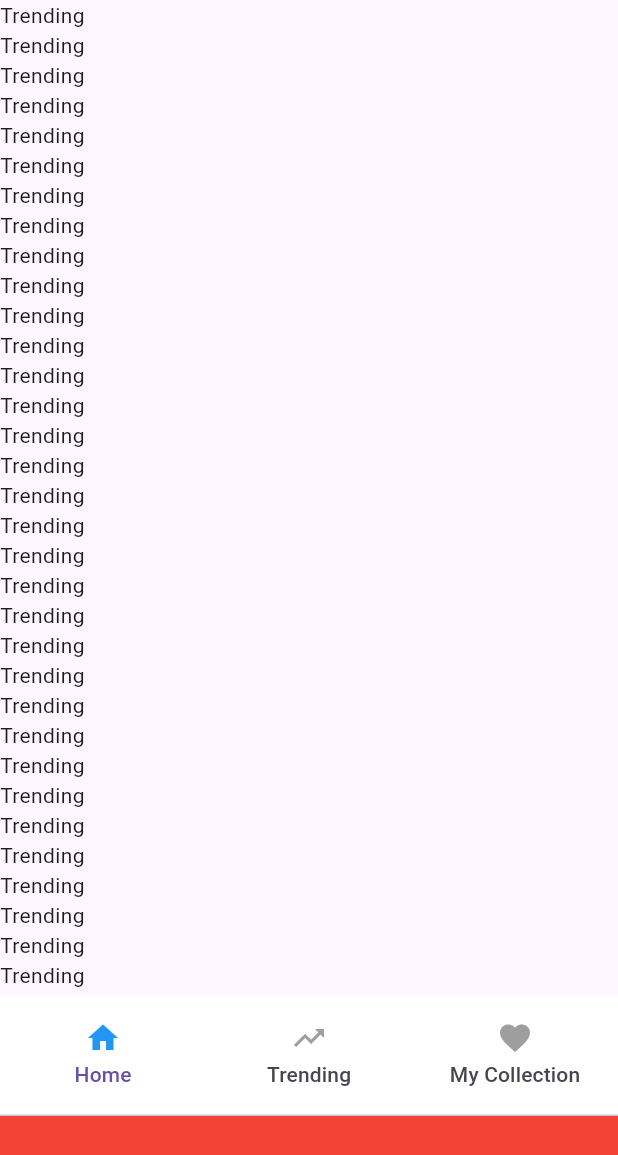
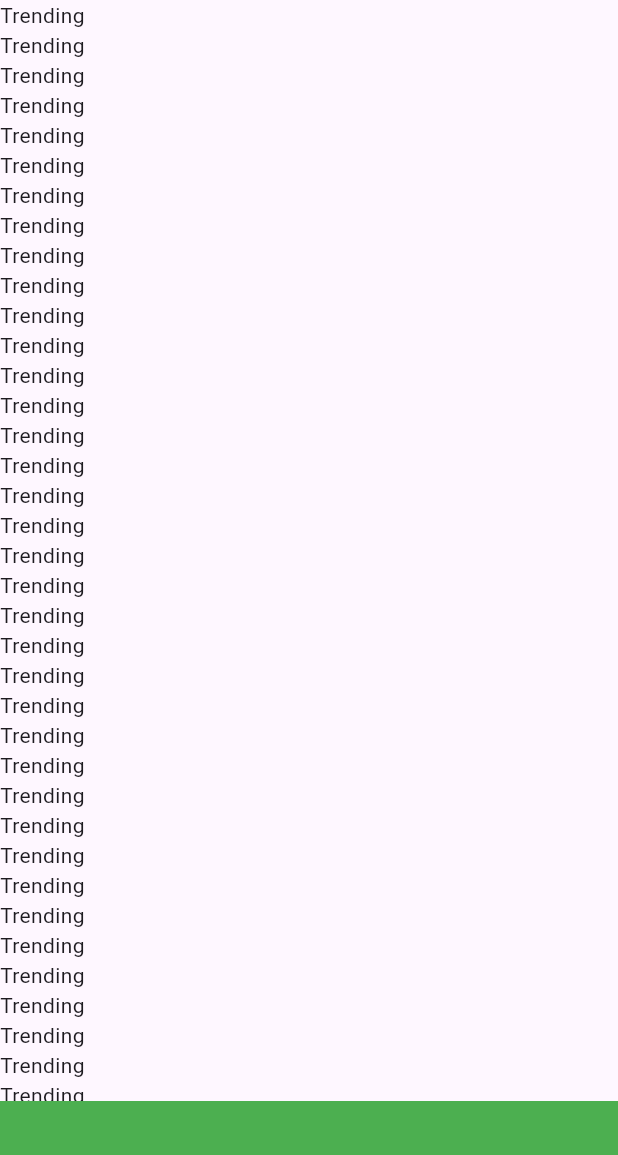
Before and after one commit to Hnonstoph00/flutter1, a Flutter app: the screen it shows after launch, on a phone screen of 412 x 824 dp. Shown: the top 1155 px of the screen. Run offline on Flutter 3.47's test engine with Material 3 defaults, Android fonts, the phone set to English and light mode, and no system bars.

```diff
--- a/lib/Screen/Home/Item/home_item.dart
+++ b/lib/Screen/Home/Item/home_item.dart
@@ -21,17 +21,5 @@ class _TrendingItemTileState extends State<TrendingItemTile> {
   }
 
   @override
-  Widget build(BuildContext context) {
-    return Text(widget.item.name);
-
-    return ListTile(
-      title: Text(widget.item.name),
-      subtitle: Text(
-        _isDetailed
-          ? 'Created by: ${widget.item.createUser}, Hearts: ${widget.item.heartCount}'
-          : 'Tap for more details',
-      ),
-      onTap: _toggleDetail,
-    );
-  }
+  Widget build(BuildContext context) => Text(widget.item.name);
 }
--- a/lib/Screen/Home/home_view.dart
+++ b/lib/Screen/Home/home_view.dart
@@ -2,6 +2,7 @@ import 'package:flutter/material.dart';
 import 'package:flutter_application_1/Model/TrendingModel/trending_model.dart';
 import 'package:flutter_application_1/Screen/Home/Item/home_item.dart';
 import 'package:flutter_application_1/Screen/MyCollection/my_collection_view.dart';
+import 'package:flutter_application_1/Screen/Setting/setting_view.dart';
 import 'package:flutter_application_1/Service/WebService.dart';
 
 class HomeView extends StatefulWidget {
@@ -51,10 +52,10 @@ class _HomeViewState extends State<HomeView> with AutomaticKeepAliveClientMixin
                     Navigator.push(
                       context,
                       MaterialPageRoute(
-                        builder: (context) => const MyCollectionView(),
+                        builder: (context) => SettingView(),
                       ),
                     );
-                    print("LOG + huy ha");
+                    print("LOG + Setting");
                   },
                   child: TrendingItemTile(item: trendingList[index]),
                 );
--- a/lib/Screen/MyCollection/my_collection_view.dart
+++ b/lib/Screen/MyCollection/my_collection_view.dart
@@ -21,6 +21,8 @@ class MyCollectionView extends StatelessWidget {
                     },
                     child: const Text("Back"))
               ],
-            )));
+            )
+            )
+            );
   }
 }
--- a/lib/main.dart
+++ b/lib/main.dart
@@ -46,11 +46,45 @@ class _MainViewState extends State<MainView>
   @override
   Widget build(BuildContext context) {
     return Material(
-      child: Column(
+      child: Stack(
+        children: [
+          MainController(tabController: _tabController),
+          const Positioned(
+            bottom: 0,
+            left: 0,
+            right: 0,
+            height: 90,
+            child: BannerView(),
+          )
+        ],
+      ),
+    );
+  }
+}
+
+class BannerView extends StatelessWidget {
+  const BannerView({super.key});
+
+  @override
+  Widget build(BuildContext context) {
+    return Container(
+      color: Colors.green,
+    );
+  }
+}
+
+class MainController extends StatelessWidget {
+  final TabController tabController;
+
+  const MainController({super.key, required this.tabController});
+
+  @override
+  Widget build(BuildContext context) {
+    return Column(
       children: [
         Expanded(
           child: TabBarView(
-              controller: _tabController,
+            controller: tabController,
             children: [
               HomeView(trendingService: TrendingServiceImpl()),
               const TrendingView(),
@@ -62,31 +96,29 @@ class _MainViewState extends State<MainView>
           color: Colors.white, // Background color of the BottomAppBar
           height: 80.0, // Fixed height for the TabBar
           child: TabBar(
-              controller: _tabController,
-              indicator: BoxDecoration(), // Removes the tab indicator
+            controller: tabController,
+            indicator: const BoxDecoration(), // Removes the tab indicator
 
             tabs: [
               CustomTab(
                   icon: Icons.home,
                   label: 'Home',
                   index: 0,
-                    controller: _tabController),
+                  controller: tabController),
               CustomTab(
                   icon: Icons.trending_up,
                   label: 'Trending',
                   index: 1,
-                    controller: _tabController),
+                  controller: tabController),
               CustomTab(
                   icon: Icons.favorite,
                   label: 'My Collection',
                   index: 2,
-                    controller: _tabController),
+                  controller: tabController),
             ],
           ),
         ),
-          Container(height: 80, color: Colors.red,)
       ],
-      ),
     );
   }
 }
```
Also changed, not shown: lib/Screen/Setting/Item/section_setting_view.dart (added, +100 -0 lines), lib/Screen/Setting/setting_view.dart (added, +17 -0 lines), lib/assets/images/setting_language_icon.png (added), lib/assets/images/setting_privacy_icon.png (added), lib/assets/images/setting_rate_icon.png (added), lib/assets/images/setting_restore_icon.png (added), lib/assets/images/setting_send_icon.png (added), lib/assets/images/setting_share_icon.png (added), lib/assets/images/setting_term_icon.png (added), lib/assets/images/setting_upgrade_icon.png (added). Lines whose indentation alone changed are shown as unchanged.
